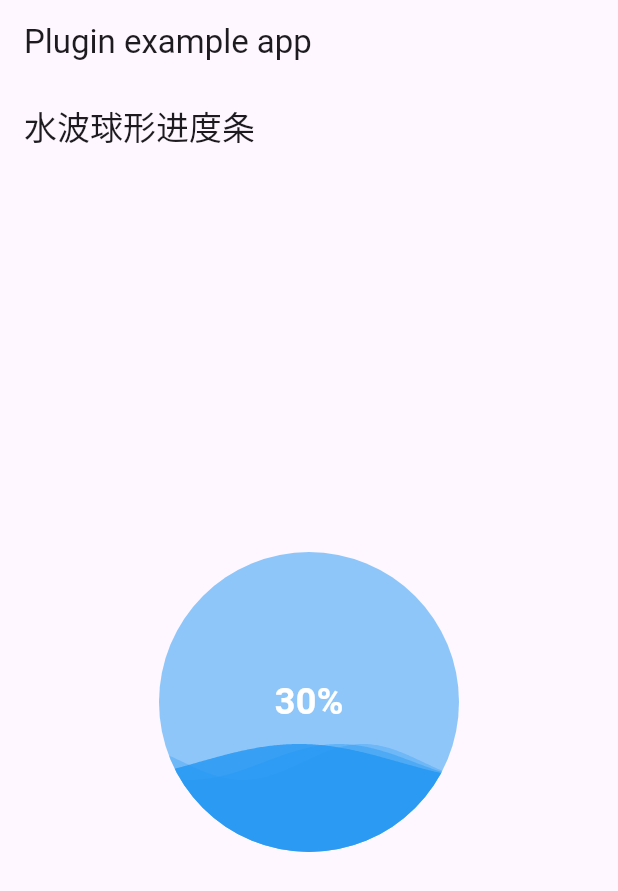
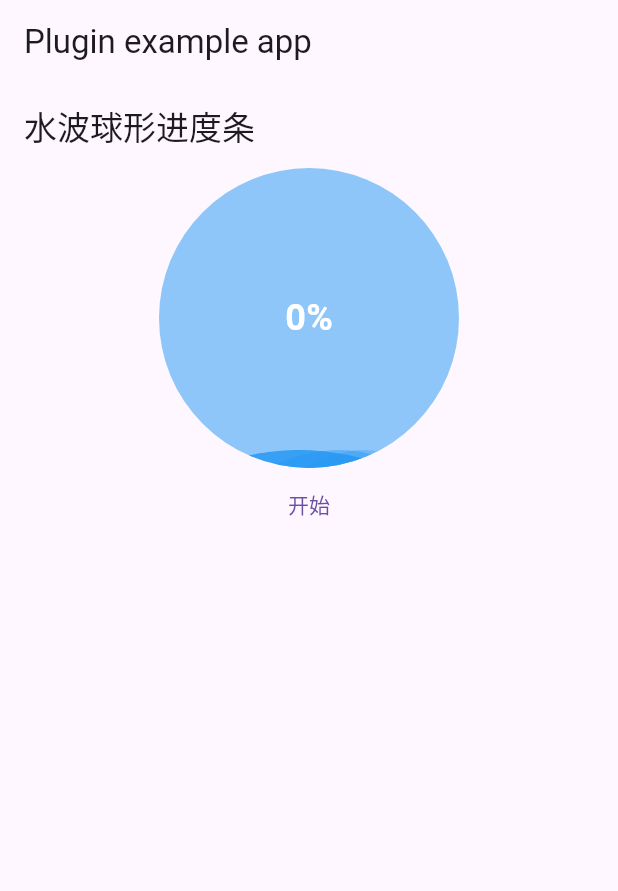
Before and after one commit to 7-bit11/flutter_progress_bar_button, a Flutter app: the screen it shows after launch, on a phone screen of 412 x 824 dp. Shown: the top 891 px of the screen. Run offline on Flutter 3.47's test engine with Material 3 defaults, Android fonts, the phone set to English and light mode, and no system bars.

Commit message:
example 列子

```diff
--- a/example/lib/circualr_progress_button_example.dart
+++ b/example/lib/circualr_progress_button_example.dart
@@ -1,4 +1,7 @@
+import 'dart:async';
+
 import 'package:flutter/material.dart';
+import 'package:flutter/scheduler.dart';
 import 'package:flutter_progress_bar_button/flutter_progress_bar_button.dart';
 
 class CircualrProgressButtonExample extends StatefulWidget {
@@ -10,15 +13,35 @@ class CircualrProgressButtonExample extends StatefulWidget {
 }
 
 class _WaterWaveProgressPageState extends State<CircualrProgressButtonExample> {
+  double progress = 0.0;
+  @override
+  void initState() {
+    super.initState();
+    // ignore: prefer_const_constructors
+  }
+
   @override
   Widget build(BuildContext context) {
     return Scaffold(
       appBar: AppBar(title: const Text("水波球形进度条")),
-      body: Center(
-        child: CircularAnimatedProgressBar(
-          size: 200,
-          progress: .3,
-        ),
+      body: Column(
+        children: [
+          Center(
+            child: CircularAnimatedProgressBar(
+              size: 200,
+              progress: progress.clamp(0, 1),
+            ),
+          ),
+          TextButton(
+              onPressed: () {
+                Timer.periodic(const Duration(milliseconds: 1000), (t) {
+                  setState(() {
+                    progress += .1;
+                  });
+                });
+              },
+              child: Text("开始"))
+        ],
       ),
     );
   }
```
